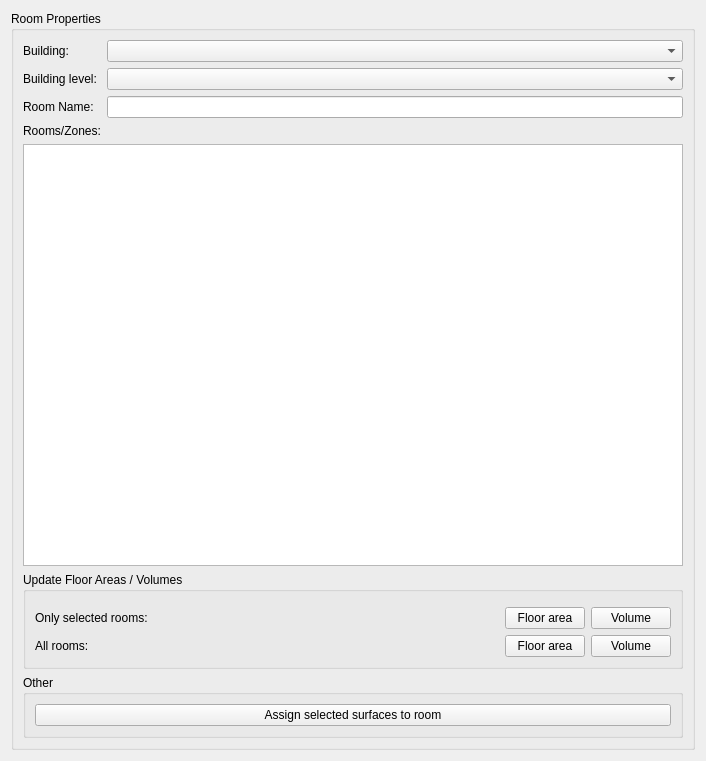
First picture: the form in SIM-VICUS/src/SVPropBuildingZoneProperty.ui, repository ghorwin/SIM-VICUS, before the edit.
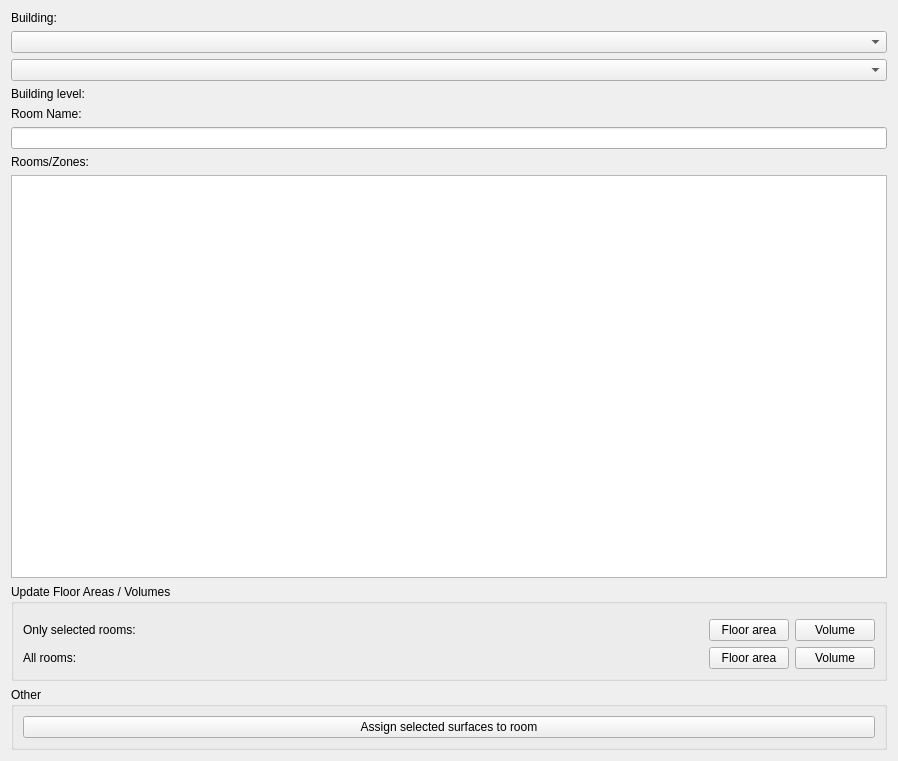
Second picture: the form after the edit.

Commit message: Removed group box

```diff
--- a/SIM-VICUS/src/SVPropBuildingZoneProperty.ui
+++ b/SIM-VICUS/src/SVPropBuildingZoneProperty.ui
@@ -6,7 +6,7 @@
    <rect>
     <x>0</x>
     <y>0</y>
-    <width>706</width>
+    <width>898</width>
     <height>761</height>
    </rect>
   </property>
@@ -15,48 +15,55 @@
   </property>
   <layout class="QGridLayout" name="mainGridLayout">
    <item row="0" column="0">
-    <widget class="QGroupBox" name="groupBox_7">
-     <property name="title">
-      <string>Room Properties</string>
-     </property>
-     <layout class="QGridLayout" name="gridLayout_3" columnstretch="0,0">
-      <item row="2" column="0">
-       <widget class="QLabel" name="label_3">
+    <layout class="QVBoxLayout" name="verticalLayout">
+     <item>
+      <widget class="QLabel" name="label_6">
         <property name="text">
-         <string>Room Name:</string>
+        <string>Building:</string>
         </property>
        </widget>
       </item>
-      <item row="0" column="1">
+     <item>
        <widget class="QComboBox" name="comboBoxBuildingFilter"/>
       </item>
-      <item row="2" column="1">
-       <widget class="QLineEdit" name="lineEditNameFilter"/>
-      </item>
-      <item row="6" column="0" colspan="2">
-       <widget class="QGroupBox" name="groupBox">
-        <property name="title">
-         <string>Other</string>
-        </property>
-        <layout class="QVBoxLayout" name="verticalLayout_2">
          <item>
-          <widget class="QPushButton" name="pushButtonAssignSurface">
-           <property name="text">
-            <string>Assign selected surfaces to room</string>
-           </property>
-          </widget>
-         </item>
-        </layout>
-       </widget>
-      </item>
-      <item row="1" column="0">
+      <widget class="QComboBox" name="comboBoxBuildingLevelFilter"/>
+     </item>
+     <item>
        <widget class="QLabel" name="label_7">
         <property name="text">
          <string>Building level:</string>
         </property>
        </widget>
       </item>
-      <item row="5" column="0" colspan="2">
+     <item>
+      <widget class="QLabel" name="label_3">
+       <property name="text">
+        <string>Room Name:</string>
+       </property>
+      </widget>
+     </item>
+     <item>
+      <widget class="QLineEdit" name="lineEditNameFilter"/>
+     </item>
+     <item>
+      <widget class="QLabel" name="label_8">
+       <property name="text">
+        <string>Rooms/Zones:</string>
+       </property>
+      </widget>
+     </item>
+     <item>
+      <widget class="QTableView" name="tableViewZones">
+       <property name="selectionMode">
+        <enum>QAbstractItemView::ExtendedSelection</enum>
+       </property>
+       <property name="sortingEnabled">
+        <bool>true</bool>
+       </property>
+      </widget>
+     </item>
+     <item>
        <widget class="QGroupBox" name="groupBoxSelectedComponent2">
         <property name="title">
          <string>Update Floor Areas / Volumes</string>
@@ -154,35 +161,23 @@
         </layout>
        </widget>
       </item>
-      <item row="0" column="0">
-       <widget class="QLabel" name="label_6">
-        <property name="text">
-         <string>Building:</string>
-        </property>
-       </widget>
-      </item>
-      <item row="1" column="1">
-       <widget class="QComboBox" name="comboBoxBuildingLevelFilter"/>
-      </item>
-      <item row="4" column="0" colspan="2">
-       <widget class="QTableView" name="tableViewZones">
-        <property name="selectionMode">
-         <enum>QAbstractItemView::ExtendedSelection</enum>
-        </property>
-        <property name="sortingEnabled">
-         <bool>true</bool>
-        </property>
-       </widget>
-      </item>
-      <item row="3" column="0">
-       <widget class="QLabel" name="label_8">
+     <item>
+      <widget class="QGroupBox" name="groupBox">
+       <property name="title">
+        <string>Other</string>
+       </property>
+       <layout class="QVBoxLayout" name="verticalLayout_2">
+        <item>
+         <widget class="QPushButton" name="pushButtonAssignSurface">
         <property name="text">
-         <string>Rooms/Zones:</string>
+           <string>Assign selected surfaces to room</string>
         </property>
        </widget>
       </item>
      </layout>
     </widget>
+     </item>
+    </layout>
    </item>
   </layout>
  </widget>
```
Left out of the diff: 2 changed lines with no effect on the pictures. Lines whose indentation alone changed are shown as unchanged.
